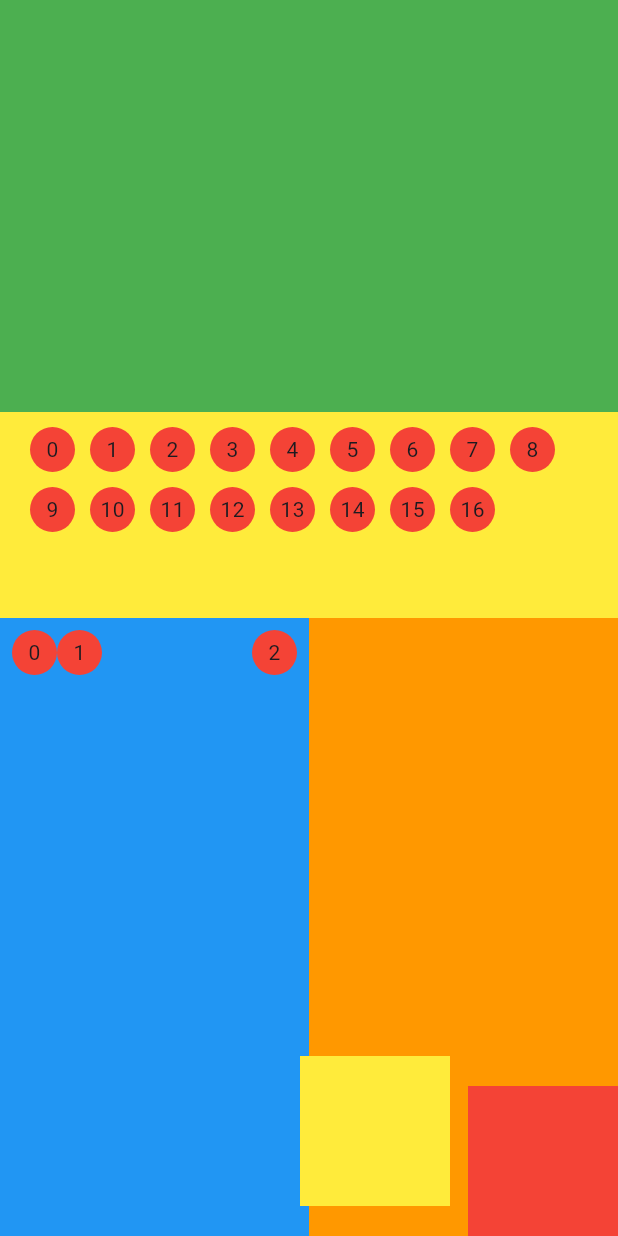
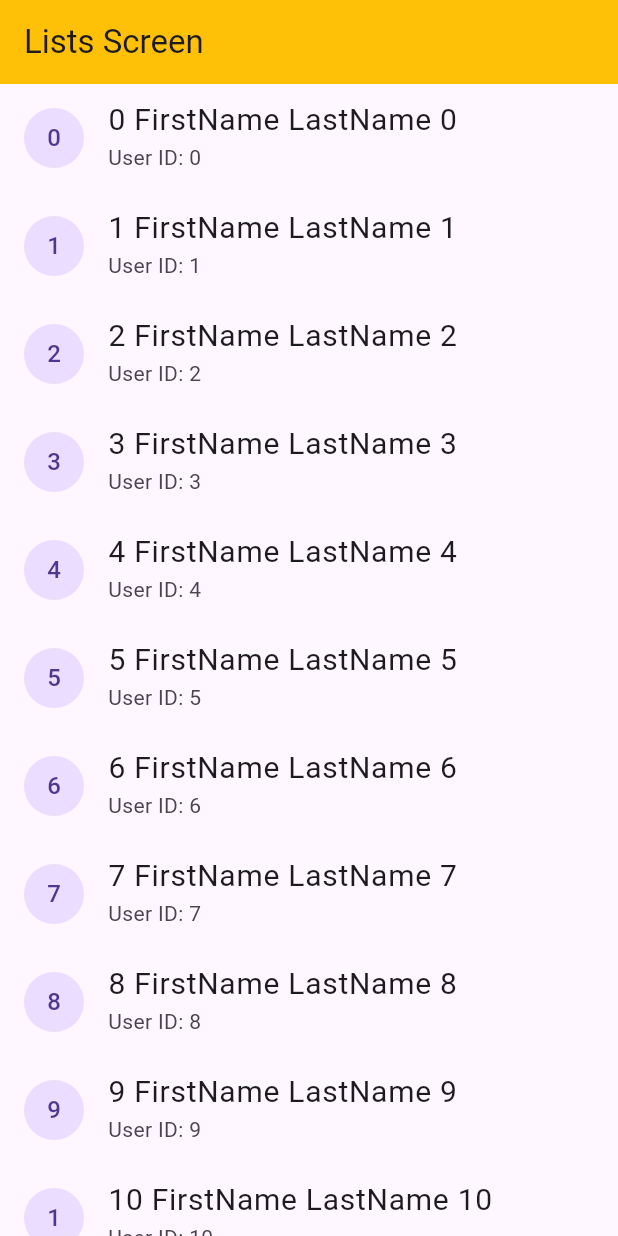
Before and after one commit to ThomasEcalle/moc-3-2026, a Flutter app: the screen it shows after launch, on a phone screen of 412 x 824 dp. Run offline on Flutter 3.47's test engine with Material 3 defaults, Android fonts, the phone set to English and light mode, and no system bars.

Commit message:
Add SingleChildScrollView example

```diff
--- /dev/null
+++ b/lib/lists/lists_screen.dart
@@ -0,0 +1,38 @@
+import 'package:flutter/material.dart';
+import 'package:moc3_20/lists/user.dart';
+
+class ListsScreen extends StatelessWidget {
+  const ListsScreen({super.key});
+
+  @override
+  Widget build(BuildContext context) {
+    final users = List.generate(100, (index) {
+      return User(
+        firstName: '$index FirstName',
+        lastName: 'LastName $index',
+      );
+    });
+
+    return Scaffold(
+      appBar: AppBar(
+        backgroundColor: Colors.amber,
+        title: Text('Lists Screen'),
+      ),
+      body: SingleChildScrollView(
+        child: Column(
+          children: List.generate(users.length, (index) {
+            final user = users[index];
+            print('Building user: ${user.firstName} ${user.lastName}');
+            return ListTile(
+              leading: CircleAvatar(
+                child: Text(user.firstName[0]),
+              ),
+              title: Text('${user.firstName} ${user.lastName}'),
+              subtitle: Text('User ID: $index'),
+            );
+          }),
+        ),
+      ),
+    );
+  }
+}
--- /dev/null
+++ b/lib/lists/user.dart
@@ -0,0 +1,9 @@
+class User {
+  final String firstName;
+  final String lastName;
+
+  const User({
+    required this.firstName,
+    required this.lastName,
+  });
+}
--- a/lib/main.dart
+++ b/lib/main.dart
@@ -4,6 +4,7 @@ import 'package:moc3_20/exercises/b_exercise.dart';
 import 'package:moc3_20/exercises/c_exercise.dart';
 import 'package:moc3_20/home.dart';
 import 'package:moc3_20/layouts/layout_screen.dart';
+import 'package:moc3_20/lists/lists_screen.dart';
 
 void main() {
   runApp(const MyApp());
@@ -15,7 +16,7 @@ class MyApp extends StatelessWidget {
   @override
   Widget build(BuildContext context) {
     return MaterialApp(
-      home: LayoutScreen(),
+      home: ListsScreen(),
       debugShowCheckedModeBanner: false,
       theme: ThemeData(
         textTheme: TextTheme(
```
